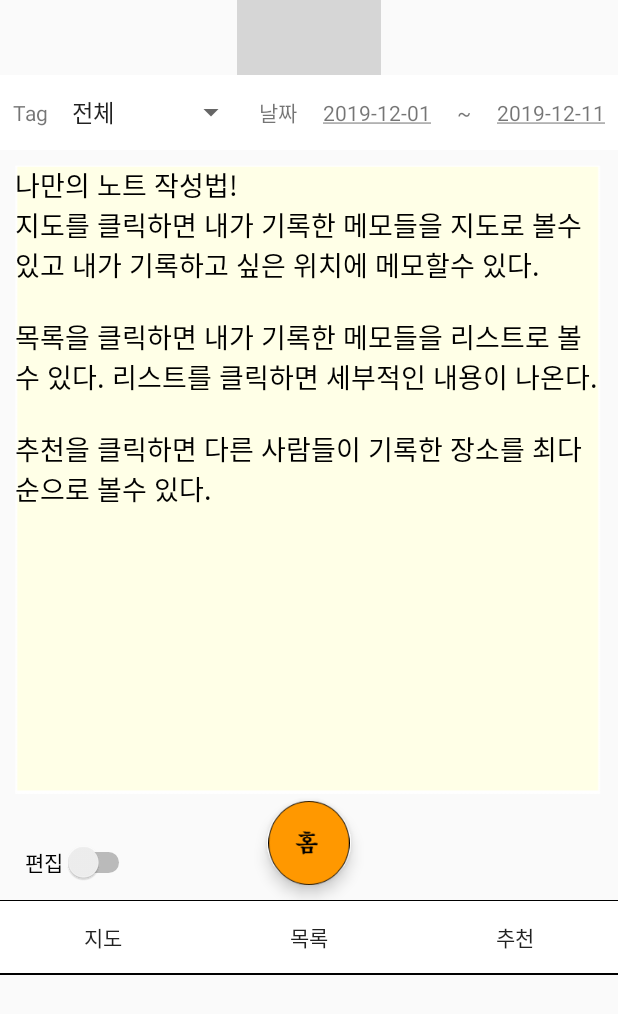
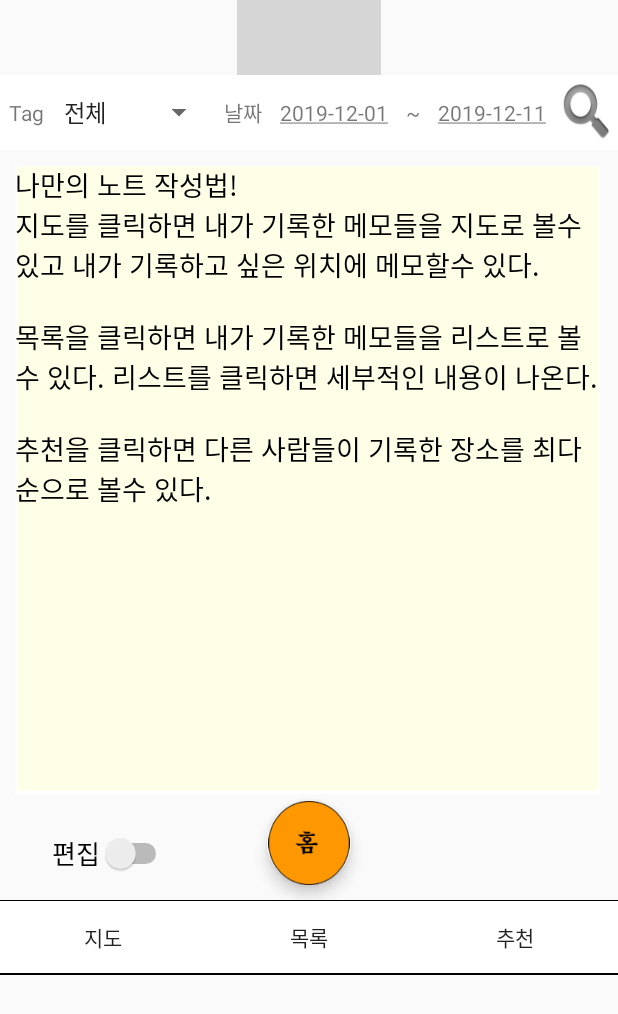
Before and after one commit to ckdrb7017/SaveLocation, an Android app: the screen it shows after launch (MainActivity), on a phone screen of 412 x 824 dp. Shown: the top 1014 px of the screen. Run offline under Robolectric (Android 15) with nearby library versions, the phone set to English and light mode, and no system bars; our stand-ins replace data binding; grey boxes are pictures that could not be loaded.

Commit message:
update 1.0.1

```diff
--- a/app/src/main/java/com/jakchang/savelocation/Fragment/HomeFragment.java
+++ b/app/src/main/java/com/jakchang/savelocation/Fragment/HomeFragment.java
@@ -71,20 +71,16 @@ public class HomeFragment extends Fragment {
 
         }
 
-
-
         aSwitch.setOnClickListener(new View.OnClickListener() {
             @Override
             public void onClick(View v) {
-                if(flag==0){
-
+                if(flag==1){
                     guideText.setEnabled(true);
-                    flag=1;
+                    flag=0;
                 }else{
                     guideText.setEnabled(false);
                     writeFile(path);
-                    flag=0;
-
+                    flag=1;
                 }
             }
         });
--- a/app/src/main/res/layout/activity_homefragment.xml
+++ b/app/src/main/res/layout/activity_homefragment.xml
@@ -25,17 +25,18 @@
         app:layout_constraintTop_toTopOf="parent"
         app:layout_constraintVertical_bias="0.0" />
 
-        <Switch
+    <Switch
         android:id="@+id/switch1"
         android:layout_width="wrap_content"
         android:layout_height="wrap_content"
         android:text="편집"
 
+        android:textSize="17dp"
         app:layout_constraintBottom_toBottomOf="parent"
         app:layout_constraintEnd_toEndOf="parent"
-        app:layout_constraintHorizontal_bias="0.049"
+        app:layout_constraintHorizontal_bias="0.104"
         app:layout_constraintStart_toStartOf="parent"
         app:layout_constraintTop_toTopOf="parent"
-        app:layout_constraintVertical_bias="0.976"/>
+        app:layout_constraintVertical_bias="0.963" />
 
 </androidx.constraintlayout.widget.ConstraintLayout>
--- a/app/src/main/res/layout/activity_main.xml
+++ b/app/src/main/res/layout/activity_main.xml
@@ -60,7 +60,7 @@
                     android:id="@+id/taglist"
                     android:layout_width="wrap_content"
                     android:layout_height="match_parent"
-                    android:layout_weight="1"
+                    android:layout_weight="0.1"
                     android:entries="@array/tag_spinner"
                     android:spinnerMode="dialog" />
 
@@ -95,6 +95,13 @@
                     android:layout_weight="1"
                     android:gravity="center"
                     android:onClick="@{activity::onToDateClicked}" />
+
+                <Button
+                    android:id="@+id/searchBtn"
+                    android:layout_width="30dp"
+                    android:layout_height="match_parent"
+                    android:layout_weight="1"
+                    android:background="@android:drawable/ic_search_category_default" />
             </LinearLayout>
 
             <FrameLayout
--- a/app/src/main/res/layout/activity_writememo.xml
+++ b/app/src/main/res/layout/activity_writememo.xml
@@ -145,6 +145,7 @@
                     android:id="@+id/editText"
                     android:layout_width="match_parent"
                     android:layout_height="400dp"
+                    android:background="@drawable/memo"
                     android:ems="10"
                     android:gravity="start|top"
                     android:inputType="textMultiLine" />
```
